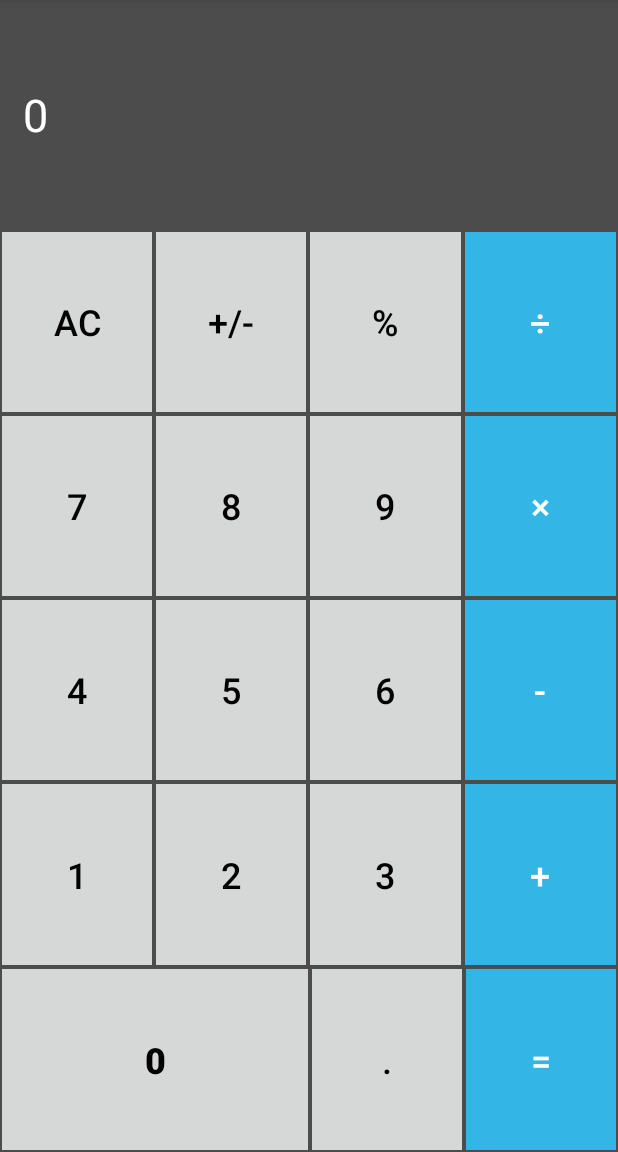
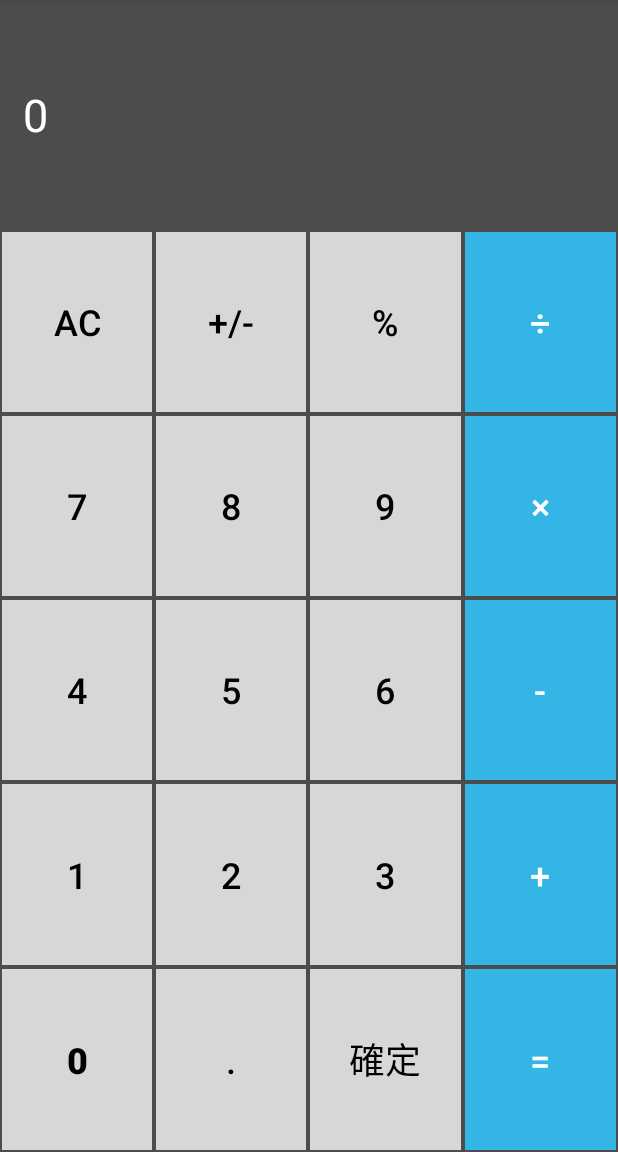
Before and after one commit to itogenta/MoneyControl, an Android app: the Calculator screen opened directly, with no data from a screen before it, on a phone screen of 412 x 824 dp, the part 84-1236 px from its top. Run offline under Robolectric (Android 15) with nearby library versions, the phone set to English and light mode, and no system bars; 1 statement that could not run was skipped.

Commit message:
レイアウトの変更
確定ボタンの追加

```diff
--- a/app/src/main/java/com/itou/moneycontrol/Calculator.java
+++ b/app/src/main/java/com/itou/moneycontrol/Calculator.java
@@ -137,6 +137,7 @@ public class Calculator extends AppCompatActivity {
     findViewById(R.id.button_clear).setOnClickListener(buttonNumberListener);
     findViewById(R.id.button_add_sub).setOnClickListener(buttonNumberListener);
     findViewById(R.id.button_percent).setOnClickListener(buttonNumberListener);
+    findViewById(R.id.buttonOk)
 
     // / * + - =
     findViewById(R.id.button_div).setOnClickListener(buttonOperatorListener);
--- a/app/src/main/res/layout/ten_key.xml
+++ b/app/src/main/res/layout/ten_key.xml
@@ -242,7 +242,7 @@
             android:layout_width="0dp"
             android:layout_height="match_parent"
             android:layout_margin="1dp"
-            android:layout_weight="0.505"
+            android:layout_weight="0.2475"
             android:background="?android:attr/colorButtonNormal"
             android:text="0"
             android:textColor="@android:color/black"
@@ -260,6 +260,17 @@
             android:text="."
             android:textColor="@android:color/black"
             android:textSize="24sp" />
+        <Button
+            android:id="@+id/button_ok"
+            style="?attr/buttonBarButtonStyle"
+            android:layout_width="0dp"
+            android:layout_height="match_parent"
+            android:layout_margin="1dp"
+            android:layout_weight="0.2475"
+            android:background="?android:attr/colorButtonNormal"
+            android:text="確定"
+            android:textColor="@android:color/black"
+            android:textSize="24sp" />
 
         <Button
             android:id="@+id/button_equal"
```
